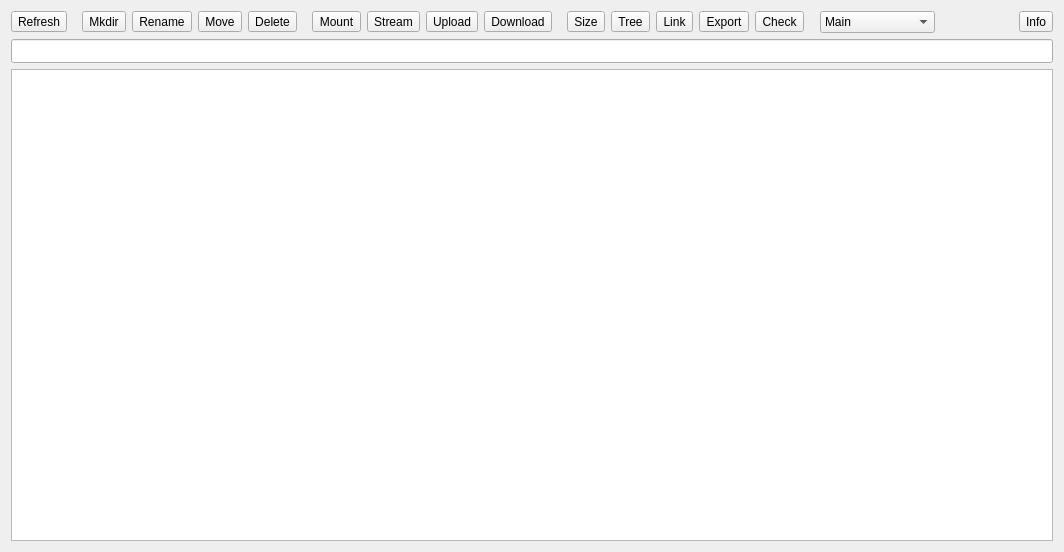
holazt/RcloneBrowser, file src/remote_widget.ui: the form before one commit.
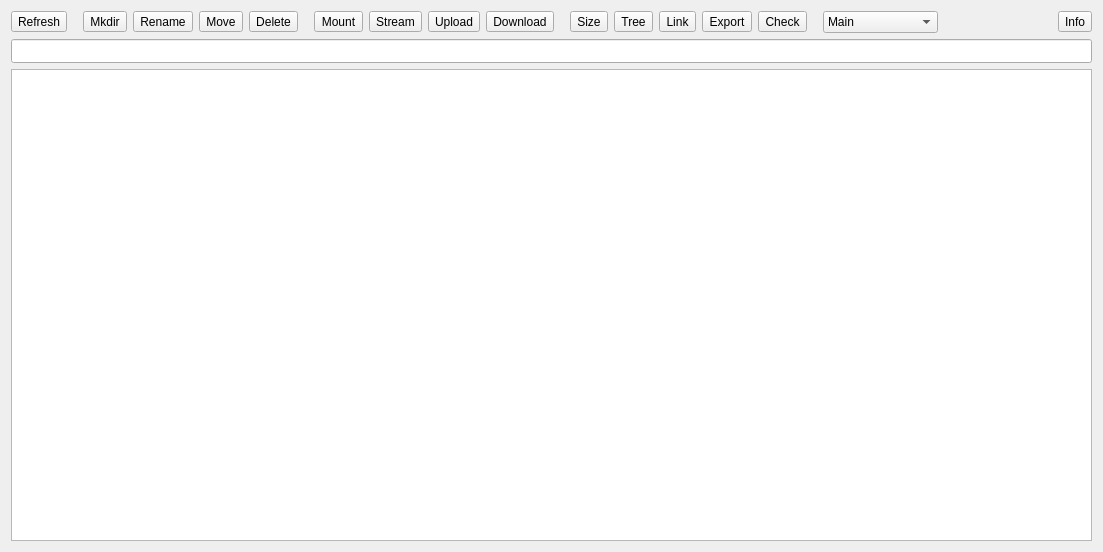
The form after the commit.

Diff of the .ui file:
```diff
--- a/src/remote_widget.ui
+++ b/src/remote_widget.ui
@@ -6,7 +6,7 @@
    <rect>
     <x>0</x>
     <y>0</y>
-    <width>1064</width>
+    <width>1103</width>
     <height>552</height>
    </rect>
   </property>
@@ -62,14 +62,20 @@
            </widget>
           </item>
           <item>
-           <widget class="Line" name="line_2">
-            <property name="lineWidth">
-             <number>0</number>
-            </property>
+           <spacer name="horizontalSpacer_3">
             <property name="orientation">
-             <enum>Qt::Vertical</enum>
+             <enum>Qt::Horizontal</enum>
             </property>
-           </widget>
+            <property name="sizeType">
+             <enum>QSizePolicy::Fixed</enum>
+            </property>
+            <property name="sizeHint" stdset="0">
+             <size>
+              <width>10</width>
+              <height>20</height>
+             </size>
+            </property>
+           </spacer>
           </item>
           <item>
            <widget class="QToolButton" name="buttonMkdir">
@@ -112,14 +118,20 @@
            </widget>
           </item>
           <item>
-           <widget class="Line" name="line">
-            <property name="lineWidth">
-             <number>0</number>
-            </property>
+           <spacer name="horizontalSpacer_4">
             <property name="orientation">
-             <enum>Qt::Vertical</enum>
+             <enum>Qt::Horizontal</enum>
             </property>
-           </widget>
+            <property name="sizeType">
+             <enum>QSizePolicy::Fixed</enum>
+            </property>
+            <property name="sizeHint" stdset="0">
+             <size>
+              <width>10</width>
+              <height>20</height>
+             </size>
+            </property>
+           </spacer>
           </item>
           <item>
            <widget class="QToolButton" name="buttonMount">
@@ -162,14 +174,20 @@
            </widget>
           </item>
           <item>
-           <widget class="Line" name="line_3">
-            <property name="lineWidth">
-             <number>0</number>
-            </property>
+           <spacer name="horizontalSpacer_5">
             <property name="orientation">
-             <enum>Qt::Vertical</enum>
+             <enum>Qt::Horizontal</enum>
             </property>
-           </widget>
+            <property name="sizeType">
+             <enum>QSizePolicy::Fixed</enum>
+            </property>
+            <property name="sizeHint" stdset="0">
+             <size>
+              <width>10</width>
+              <height>20</height>
+             </size>
+            </property>
+           </spacer>
           </item>
           <item>
            <widget class="QToolButton" name="buttonSize">
```
